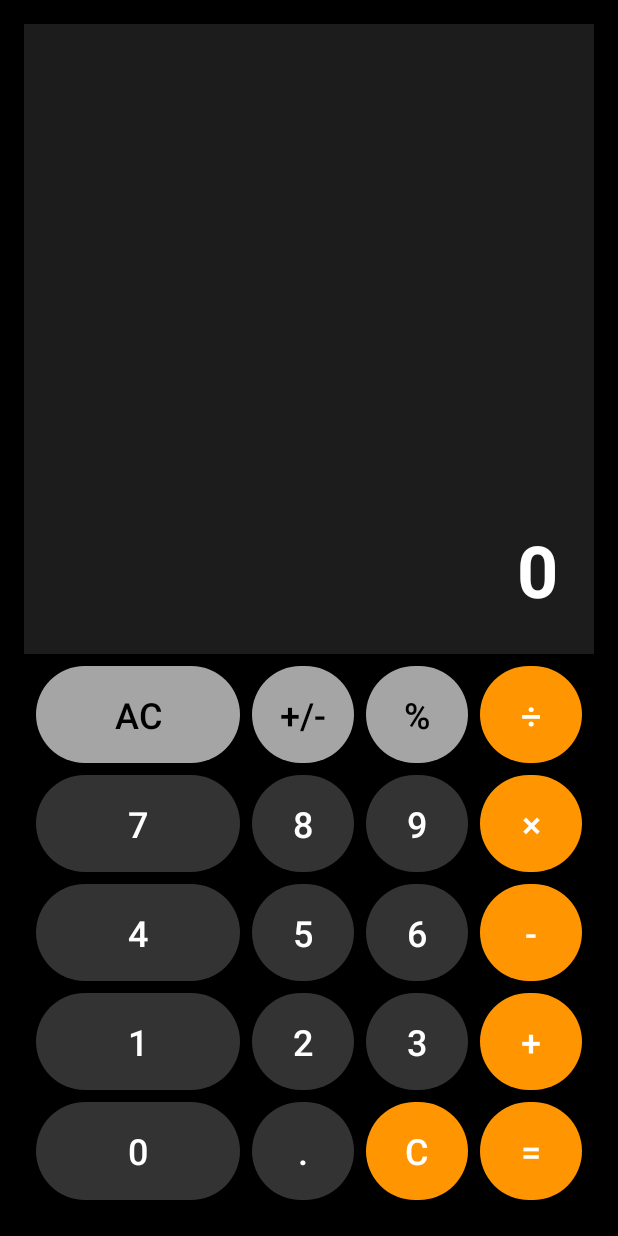
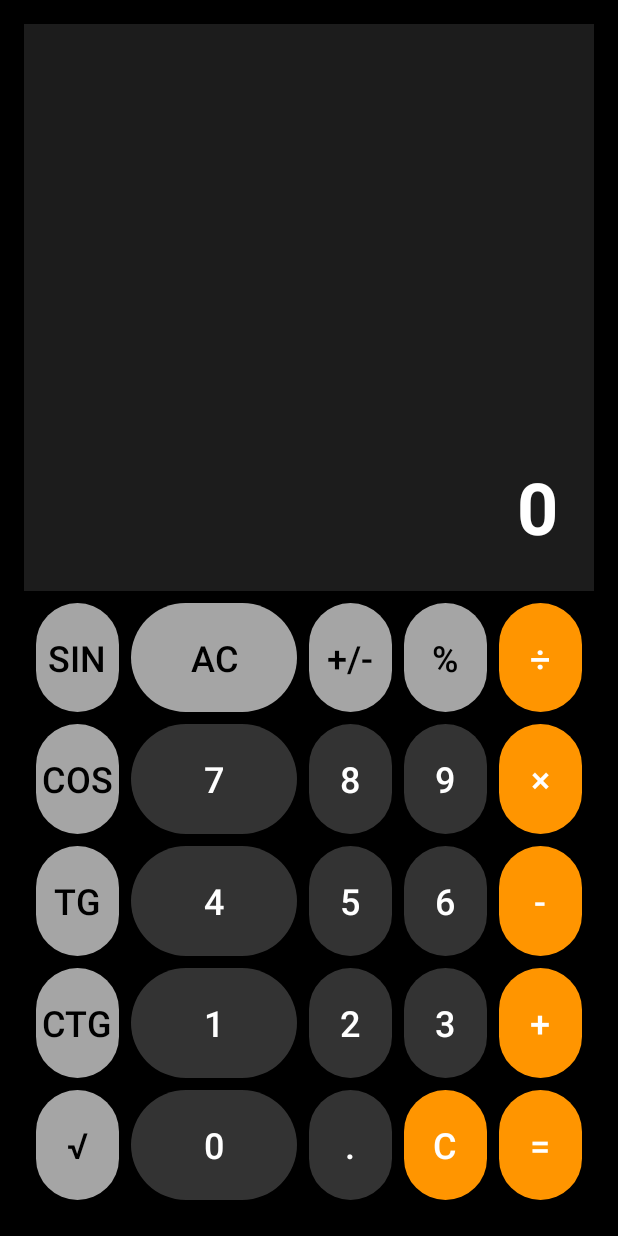
Before and after one commit to EvgenioLoveS/PrMP, an Android app built with Jetpack Compose: the screen it shows after launch (MainActivity), after a tap on "AC", on a phone screen of 412 x 824 dp. Run offline under Robolectric (Android 15) with nearby library versions, the phone set to English and light mode, and no system bars; 1 other tap on this screen came first.

Commit message:
release version <v1.0.1 - adding trigonometric functions and improved logic>

```diff
--- a/app/src/main/java/com/example/ios_calculator/MainActivity.kt
+++ b/app/src/main/java/com/example/ios_calculator/MainActivity.kt
@@ -5,16 +5,12 @@ import android.widget.Button
 import android.widget.TextView
 import androidx.activity.ComponentActivity
 import androidx.core.splashscreen.SplashScreen.Companion.installSplashScreen
-import kotlin.math.*
+import com.example.ios_calculator.logic.CalculatorLogic
 
 class MainActivity : ComponentActivity() {
 
     private lateinit var tvDisplay: TextView
-    private var currentInput: String = "0"
-    private var previousInput: String = ""
-    private var operator: String? = null
-    private var isOperatorClicked: Boolean = false
-    private var isEqualsClicked: Boolean = false
+    private val calculatorLogic = CalculatorLogic()
 
     override fun onCreate(savedInstanceState: Bundle?) {
         installSplashScreen()
@@ -43,6 +39,11 @@ class MainActivity : ComponentActivity() {
         val btn7: Button = findViewById(R.id.btn7)
         val btn8: Button = findViewById(R.id.btn8)
         val btn9: Button = findViewById(R.id.btn9)
+        val btnSin: Button = findViewById(R.id.btnSin)
+        val btnCos: Button = findViewById(R.id.btnCos)
+        val btnTan: Button = findViewById(R.id.btnTan)
+        val btnCtg: Button = findViewById(R.id.btnCtg)
+        val btnSqrt: Button = findViewById(R.id.btnSqrt)
 
         val buttons = arrayOf(btn0, btn1, btn2, btn3, btn4, btn5, btn6, btn7, btn8, btn9)
         buttons.forEach { button ->
@@ -59,102 +60,76 @@ class MainActivity : ComponentActivity() {
         btnPlus.setOnClickListener { onOperatorClick("+") }
         btnEquals.setOnClickListener { onEqualsClick() }
         btnDot.setOnClickListener { onDotClick() }
+
+        // Обработчики тригонометрических функций
+        btnSin.setOnClickListener { onTrigonometricClick("sin") }
+        btnCos.setOnClickListener { onTrigonometricClick("cos") }
+        btnTan.setOnClickListener { onTrigonometricClick("tg") }
+        btnCtg.setOnClickListener { onTrigonometricClick("ctg") }
+        btnSqrt.setOnClickListener { onSqrtClick() }
     }
 
     private fun onNumberClick(button: Button) {
-        if (isEqualsClicked) {
-            currentInput = button.text.toString()
-            isEqualsClicked = false
+        calculatorLogic.currentInput = if (calculatorLogic.currentInput == "0") {
+            button.text.toString()
         } else {
-            if (currentInput.length < 9) {
-                currentInput = if (currentInput == "0" || isOperatorClicked) {
-                    button.text.toString()
-                } else {
-                    currentInput + button.text.toString()
-                }
-            }
+            calculatorLogic.currentInput + button.text.toString()
         }
-        tvDisplay.text = currentInput
-        isOperatorClicked = false
+        tvDisplay.text = calculatorLogic.currentInput
     }
 
+
     private fun onOperatorClick(op: String) {
-        if (isOperatorClicked) {
-            operator = op
-        } else {
-            if (operator != null) {
-                calculateResult()
-            }
-            previousInput = currentInput
-            operator = op
-            isOperatorClicked = true
+        if (calculatorLogic.operator != null) {
+            // Если оператор уже был введен, пересчитываем результат перед новым оператором
+            tvDisplay.text = calculatorLogic.calculateResult()
+        }
+
+        calculatorLogic.previousInput = calculatorLogic.currentInput
+        calculatorLogic.operator = op
+        calculatorLogic.currentInput = "0"
+    }
+
+
+
+    private fun onEqualsClick() {
+        tvDisplay.text = calculatorLogic.calculateResult()
+    }
+
+    private fun onClearClick() {
+        calculatorLogic.clear()
+        tvDisplay.text = calculatorLogic.currentInput
+    }
+
+    private fun onDeleteLast() {
+        calculatorLogic.deleteLast()
+        tvDisplay.text = calculatorLogic.currentInput
+    }
+
+    private fun onPlusMinusClick() {
+        calculatorLogic.onPlusMinusClick()
+        tvDisplay.text = calculatorLogic.currentInput
+    }
+
+    private fun onPercentClick() {
+        calculatorLogic.onPercentClick()
+        tvDisplay.text = calculatorLogic.currentInput
+    }
+
+    private fun onDotClick() {
+        // Логика для добавления точки
+        if (!calculatorLogic.currentInput.contains(".")) {
+            calculatorLogic.currentInput += "."
+            tvDisplay.text = calculatorLogic.currentInput
         }
     }
 
-    private fun onEqualsClick() {
-        calculateResult()
-        operator = null
-        isEqualsClicked = true
+    private fun onTrigonometricClick(func: String) {
+        tvDisplay.text = calculatorLogic.onTrigonometricClick(func)
     }
 
-    private fun calculateResult() {
-        val num1 = previousInput.toDoubleOrNull()
-        val num2 = currentInput.toDoubleOrNull()
-
-        if (num1 != null && num2 != null) {
-            val result = when (operator) {
-                "+" -> num1 + num2
-                "-" -> num1 - num2
-                "×" -> num1 * num2
-                "/" -> if (num2 != 0.0) num1 / num2 else Double.NaN
-                else -> null
-            }
-            if (result != null && !result.isNaN()) {
-                currentInput = result.toString()
-                tvDisplay.text = currentInput
-            } else {
-                tvDisplay.text = "Error"
-                currentInput = "0"
-            }
-        }
-    }
-
-    private fun onClearClick() {
-        currentInput = "0"
-        previousInput = ""
-        operator = null
-        tvDisplay.text = currentInput
-    }
-
-    private fun onDeleteLast() {
-        if (currentInput.length > 1) {
-            currentInput = currentInput.dropLast(1)
-        } else {
-            currentInput = "0"
-        }
-        tvDisplay.text = currentInput
-    }
-
-    private fun onPlusMinusClick() {
-        if (currentInput != "0") {
-            currentInput = if (currentInput.startsWith("-")) {
-                currentInput.substring(1)
-            } else {
-                "-$currentInput"
-            }
-            tvDisplay.text = currentInput
-        }
-    }
-
-    private fun onPercentClick() {
-        currentInput = (currentInput.toDoubleOrNull()?.div(100)?.toString()) ?: "Error"
-        tvDisplay.text = currentInput
-    }
-
-    private fun onDotClick() {
-        if (!currentInput.contains(".")) {
-            currentInput += "."
-            tvDisplay.text = currentInput
-        }
+    private fun onSqrtClick() {
+        calculatorLogic.onSqrtClick()
+        tvDisplay.text = calculatorLogic.currentInput
     }
 }
--- a/app/src/main/res/layout/activity_calculator.xml
+++ b/app/src/main/res/layout/activity_calculator.xml
@@ -1,4 +1,5 @@
 <?xml version="1.0" encoding="utf-8"?>
+
 <LinearLayout xmlns:android="http://schemas.android.com/apk/res/android"
     android:layout_width="match_parent"
     android:layout_height="match_parent"
@@ -7,12 +8,10 @@
     android:padding="16dp">
 
     <!-- Экран для отображения результата -->
-
-    <!-- Сетка кнопок -->
     <TextView
         android:id="@+id/tvDisplay"
         android:layout_width="match_parent"
-        android:layout_height="309dp"
+        android:layout_height="wrap_content"
         android:layout_weight="1"
         android:background="#1C1C1C"
         android:gravity="end|bottom"
@@ -24,14 +23,25 @@
 
     <GridLayout
         android:layout_width="match_parent"
-        android:layout_height="372dp"
+        android:layout_height="414dp"
         android:layout_gravity="center"
-        android:columnCount="4"
+        android:columnCount="5"
         android:padding="4dp"
-        android:rowCount="5"
+        android:rowCount="7"
         android:useDefaultMargins="true">
 
-        <!-- Кнопка "AC" -->
+        <!-- Кнопки тригонометрических функций в первом столбце -->
+        <Button
+            android:id="@+id/btnSin"
+            android:layout_width="0dp"
+            android:layout_height="0dp"
+            android:layout_rowWeight="1"
+            android:layout_columnWeight="1"
+            android:background="@drawable/button_gray"
+            android:text="sin"
+            android:textColor="#000000"
+            android:textSize="24sp" />
+
         <Button
             android:id="@+id/btnAC"
             android:layout_width="0dp"
@@ -43,7 +53,6 @@
             android:textColor="#000000"
             android:textSize="24sp" />
 
-        <!-- Кнопка "+/-" -->
         <Button
             android:id="@+id/btnPlusMinus"
             android:layout_width="0dp"
@@ -55,7 +64,6 @@
             android:textColor="#000000"
             android:textSize="24sp" />
 
-        <!-- Кнопка "%" -->
         <Button
             android:id="@+id/btnPercent"
             android:layout_width="0dp"
@@ -67,7 +75,6 @@
             android:textColor="#000000"
             android:textSize="24sp" />
 
-        <!-- Кнопка "/" -->
         <Button
             android:id="@+id/btnDivide"
             android:layout_width="0dp"
@@ -79,7 +86,17 @@
             android:textColor="#FFFFFF"
             android:textSize="24sp" />
 
-        <!-- Кнопки чисел -->
+        <Button
+            android:id="@+id/btnCos"
+            android:layout_width="0dp"
+            android:layout_height="0dp"
+            android:layout_rowWeight="1"
+            android:layout_columnWeight="1"
+            android:background="@drawable/button_gray"
+            android:text="cos"
+            android:textColor="#000000"
+            android:textSize="24sp" />
+
         <Button
             android:id="@+id/btn7"
             android:layout_width="0dp"
@@ -122,6 +139,17 @@
             android:background="@drawable/button_orange"
             android:text="×"
             android:textColor="#FFFFFF"
+            android:textSize="24sp" />
+
+        <Button
+            android:id="@+id/btnTan"
+            android:layout_width="0dp"
+            android:layout_height="0dp"
+            android:layout_rowWeight="1"
+            android:layout_columnWeight="1"
+            android:background="@drawable/button_gray"
+            android:text="tg"
+            android:textColor="#000000"
             android:textSize="24sp" />
 
         <Button
@@ -169,6 +197,17 @@
             android:textSize="24sp" />
 
         <Button
+            android:id="@+id/btnCtg"
+            android:layout_width="0dp"
+            android:layout_height="0dp"
+            android:layout_rowWeight="1"
+            android:layout_columnWeight="1"
+            android:background="@drawable/button_gray"
+            android:text="ctg"
+            android:textColor="#000000"
+            android:textSize="24sp" />
+
+        <Button
             android:id="@+id/btn1"
             android:layout_width="0dp"
             android:layout_height="0dp"
@@ -213,6 +252,18 @@
             android:textSize="24sp" />
 
         <Button
+            android:id="@+id/btnSqrt"
+            android:layout_width="0dp"
+            android:layout_height="0dp"
+            android:layout_rowWeight="1"
+            android:layout_columnWeight="1"
+            android:background="@drawable/button_gray"
+            android:text="√"
+            android:textColor="#000000"
+            android:textSize="24sp" />
+
+
+        <Button
             android:id="@+id/btn0"
             android:layout_width="0dp"
             android:layout_height="0dp"
@@ -255,7 +306,6 @@
             android:text="="
             android:textColor="#FFFFFF"
             android:textSize="24sp" />
+    </GridLayout>
 
-
-    </GridLayout>
 </LinearLayout>
```
Also changed, not shown: app/src/main/java/com/example/ios_calculator/logic/CalculatorLogic.kt (added, +89 -0 lines).
